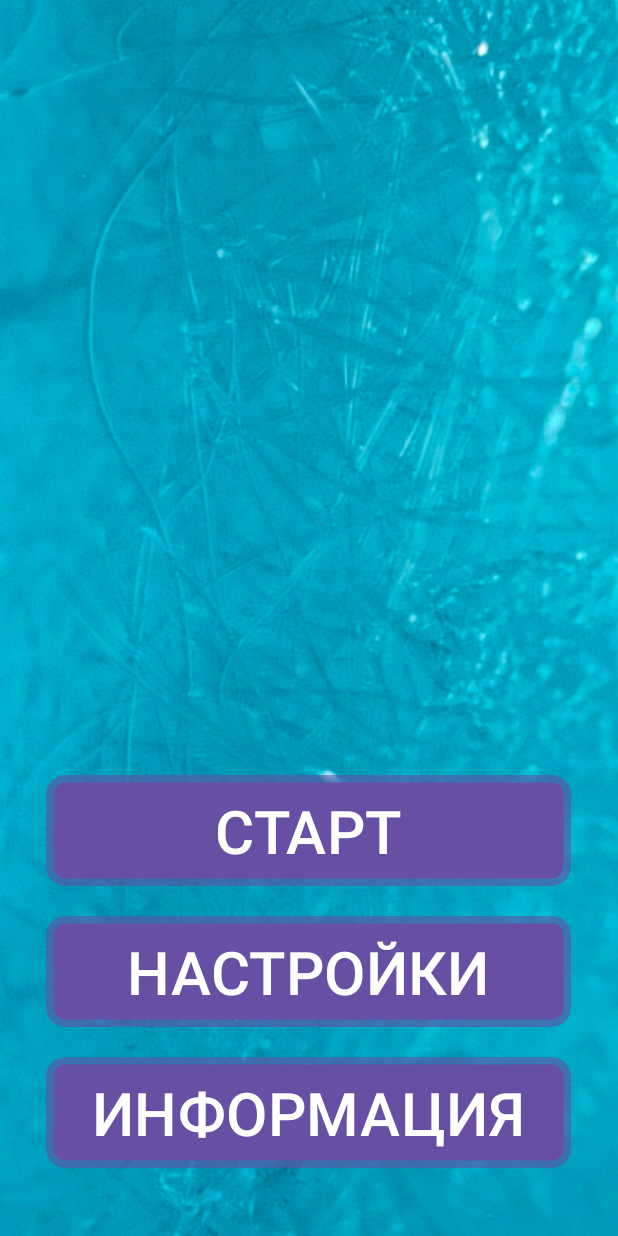
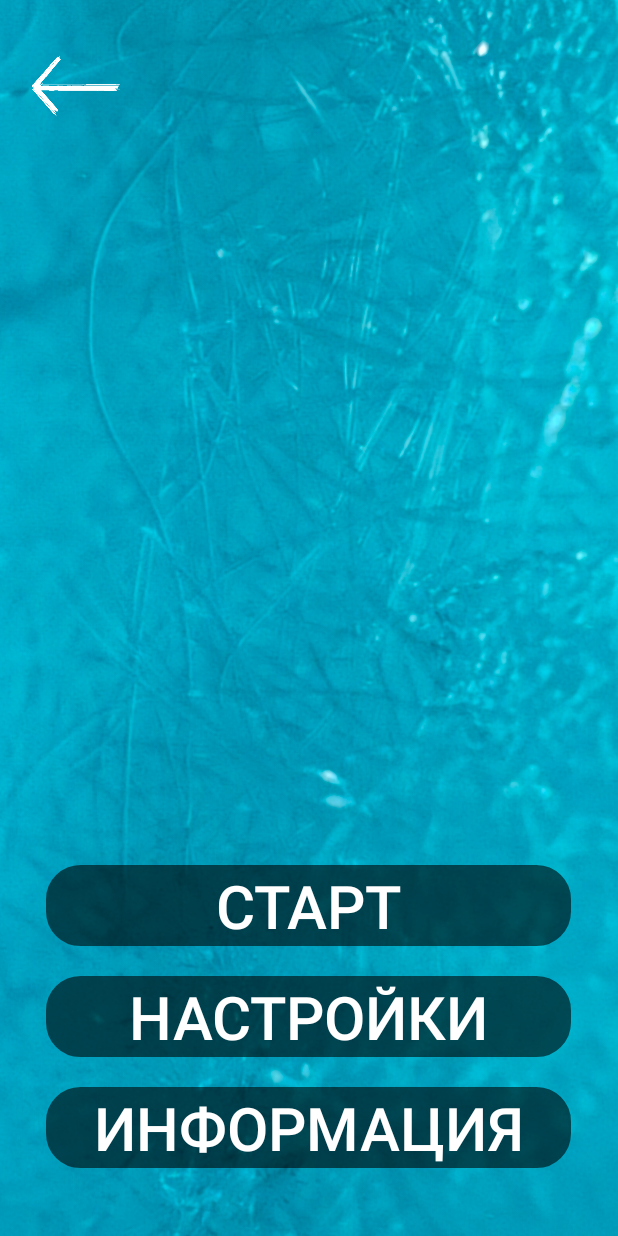
Before and after one commit to Alesioas/Double_TicTacToe, an Android app: the GameStart screen opened directly, with no data from a screen before it, on a phone screen of 412 x 824 dp. Run offline under Robolectric (Android 15) with nearby library versions, the phone set to English and light mode, and no system bars.

Commit message:
Добавлена функция выхода из игры при двойном нажатии, изменен стиль кнопок

```diff
--- a/app/src/main/java/com/belov/double_tictactoe/GameStart.java
+++ b/app/src/main/java/com/belov/double_tictactoe/GameStart.java
@@ -1,8 +1,11 @@
 package com.belov.double_tictactoe;
 
+import android.content.Intent;
 import android.os.Bundle;
+import android.view.View;
 import android.view.Window;
 import android.view.WindowManager;
+import android.widget.Button;
 
 import androidx.activity.EdgeToEdge;
 import androidx.appcompat.app.AppCompatActivity;
@@ -20,5 +23,20 @@ public class GameStart extends AppCompatActivity {
 
         Window w = getWindow();
         w.setFlags(WindowManager.LayoutParams.FLAG_FULLSCREEN, WindowManager.LayoutParams.FLAG_FULLSCREEN);
+
+        Button button_back = (Button) findViewById(R.id.back_btn);
+        button_back.setOnClickListener(new View.OnClickListener() {
+            @Override
+            public void onClick(View v) {
+
+            try {
+                Intent intent = new Intent (GameStart.this, MainActivity.class);
+                startActivity(intent);
+            }catch (Exception e){
+
+            }
+            }
+        });
     }
+
 }
--- a/app/src/main/res/drawable/style_btn_stroke_black95.xml
+++ b/app/src/main/res/drawable/style_btn_stroke_black95.xml
@@ -1,5 +1,5 @@
 <?xml version="1.0" encoding="utf-8"?>
 <shape xmlns:android="http://schemas.android.com/apk/res/android">
-<stroke android:width="10dp" android:color="@color/black95" />
+<stroke android:width="30dp" android:color="@color/black95" />
     <corners android:radius="8dp"/>
 </shape>
--- a/app/src/main/res/drawable/style_btn_stroke_black95_press_white.xml
+++ b/app/src/main/res/drawable/style_btn_stroke_black95_press_white.xml
@@ -1,5 +1,5 @@
 <?xml version="1.0" encoding="utf-8"?>
 <shape xmlns:android="http://schemas.android.com/apk/res/android">
-<stroke android:width="20dp" android:color="@color/black95" />
+<stroke android:width="30dp" android:color="@color/black34" />
     <corners android:radius="8dp"/>
 </shape>
--- a/app/src/main/res/layout/activity_main.xml
+++ b/app/src/main/res/layout/activity_main.xml
@@ -52,7 +52,7 @@
             android:layout_marginTop="20dp"
             android:layout_marginBottom="45dp"
             android:text="ВЫХОД"
-            android:textColor="@color/white"
+            android:textColor="@color/black95"
             android:textSize="40sp"
             android:onClick="clickexit"/>
     </LinearLayout>
--- a/app/src/main/res/layout/presettings.xml
+++ b/app/src/main/res/layout/presettings.xml
@@ -8,7 +8,6 @@
         android:layout_width="match_parent"
         android:layout_height="match_parent"
         android:scaleType="centerCrop"
-        android:layout_centerVertical="true"
         android:src="@drawable/background_picture_3_1" />
 
     <LinearLayout
@@ -51,5 +50,12 @@
 
     </LinearLayout>
 
+    <Button
+        android:id="@+id/back_btn"
+        android:layout_width="94dp"
+        android:layout_height="108dp"
+        android:background="@drawable/white_arrow"
+        android:backgroundTint="@color/white" />
+
 
 </RelativeLayout>
--- a/app/src/main/res/values-night/themes.xml
+++ b/app/src/main/res/values-night/themes.xml
@@ -1,6 +1,6 @@
 <resources xmlns:tools="http://schemas.android.com/tools">
     <!-- Base application theme. -->
-    <style name="Base.Theme.Double_TicTacToe" parent="Theme.Material3.DayNight.NoActionBar">
+    <style name="Base.Theme.Double_TicTacToe" parent="Theme.AppCompat.Light.NoActionBar">
         <!-- Customize your dark theme here. -->
         <!-- <item name="colorPrimary">@color/my_dark_primary</item> -->
     </style>
--- a/app/src/main/res/values/colors.xml
+++ b/app/src/main/res/values/colors.xml
@@ -1,6 +1,7 @@
 <?xml version="1.0" encoding="utf-8"?>
 <resources>
     <color name="black95">#95000000</color>
+    <color name="black34">#34000000</color>
     <color name="white">#FFFFFFFF</color>
     <color name="blue">#1E88E5</color>
     <color name="yellow">#FDD835</color>
--- a/app/src/main/res/values/themes.xml
+++ b/app/src/main/res/values/themes.xml
@@ -1,6 +1,6 @@
 <resources xmlns:tools="http://schemas.android.com/tools">
     <!-- Base application theme. -->
-    <style name="Base.Theme.Double_TicTacToe" parent="Theme.Material3.DayNight.NoActionBar">
+    <style name="Base.Theme.Double_TicTacToe" parent="Theme.AppCompat.Light.NoActionBar">
         <!-- Customize your light theme here. -->
         <!-- <item name="colorPrimary">@color/my_light_primary</item> -->
     </style>
```
Also changed, not shown: app/src/main/java/com/belov/double_tictactoe/MainActivity.java (+11 -3 lines).
